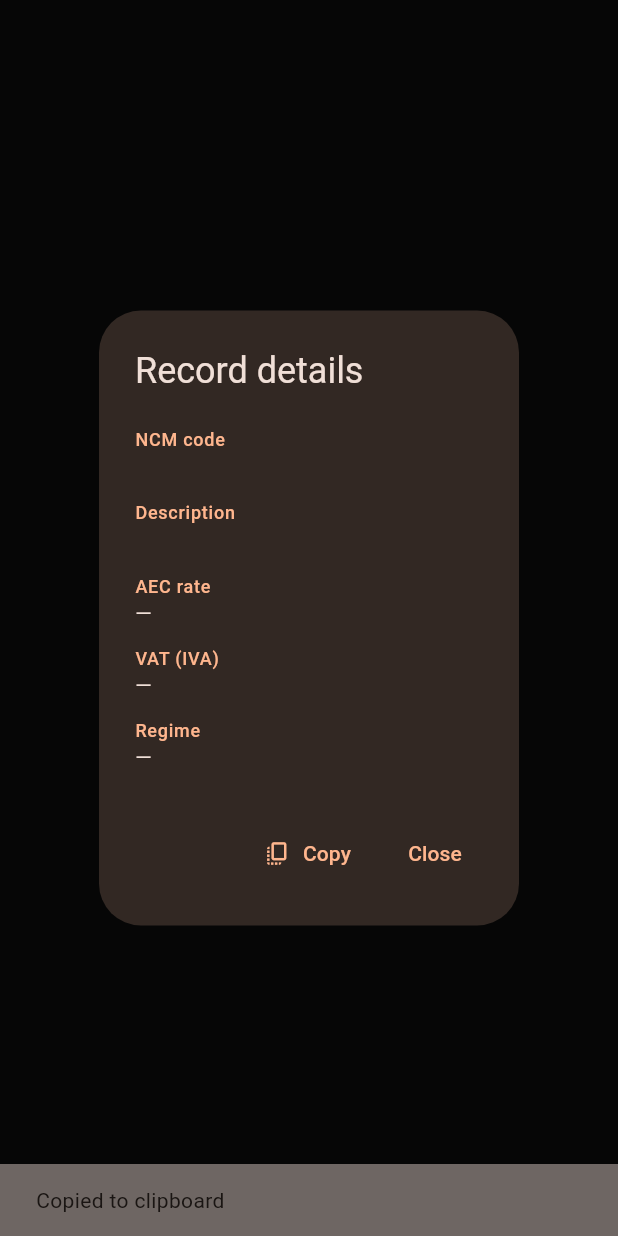
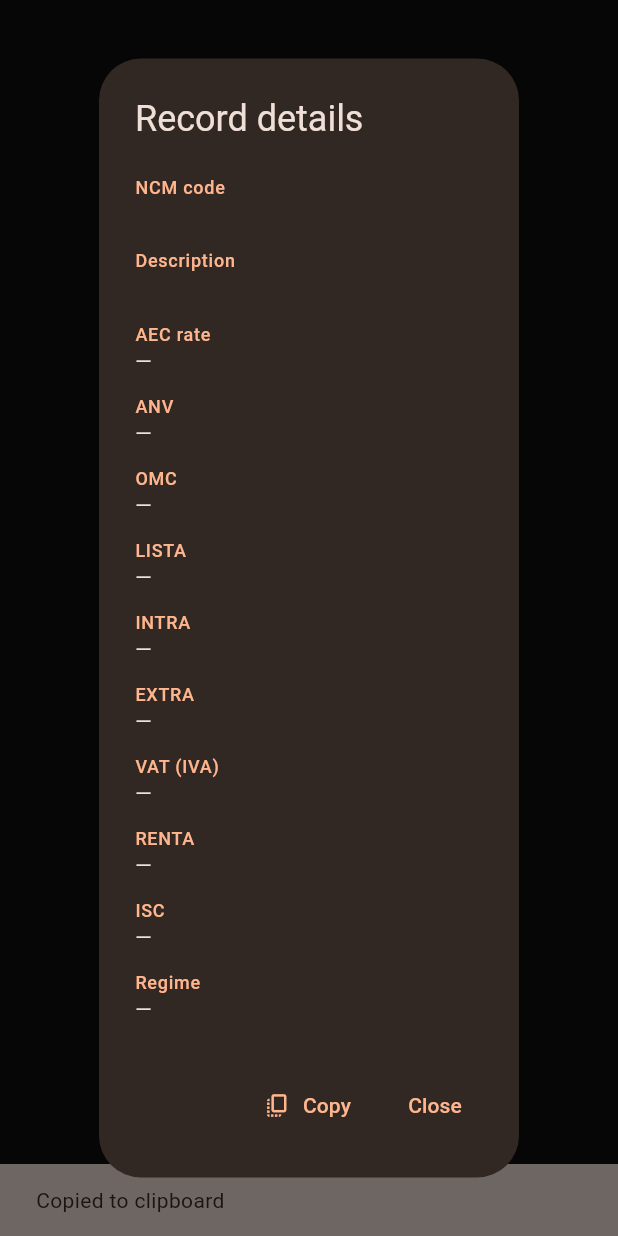
Before and after one commit to fabrizio-fatecha/duties, a Flutter app: what showRecordDetailDialog() shows on an empty page, opened directly with empty values, after a tap on "Copy", on a phone screen of 412 x 824 dp. Run offline on Flutter 3.47's test engine with Material 3 defaults, Android fonts, the phone set to English and light mode, and no system bars; our stand-ins replace csv, flutter_native_splash, image_picker; missing offline and left inert: google_mlkit_image_labeling, google_mlkit_translation; statements that could not run were skipped.

Commit message:
Show all CSV columns in the record detail popup
Previously only NCM, description, AEC, IVA and the regime note were
exposed. The detail dialog now includes every column from the source
CSV (ANV, OMC, LISTA, INTRA, EXTRA, RENTA, ISC), matching the original
"show all info" spec for that popup.

Co-Authored-By: Claude Sonnet 5 <noreply@anthropic.com>

```diff
--- a/lib/localization/app_strings.dart
+++ b/lib/localization/app_strings.dart
@@ -9,7 +9,14 @@ class AppStrings {
     required this.noResults,
     required this.filters,
     required this.aecRate,
+    required this.anvLabel,
+    required this.omcLabel,
+    required this.listaLabel,
+    required this.intraLabel,
+    required this.extraLabel,
     required this.vatIva,
+    required this.rentaLabel,
+    required this.iscLabel,
     required this.regime,
     required this.allOption,
     required this.clearAll,
@@ -37,7 +44,14 @@ class AppStrings {
   final String noResults;
   final String filters;
   final String aecRate;
+  final String anvLabel;
+  final String omcLabel;
+  final String listaLabel;
+  final String intraLabel;
+  final String extraLabel;
   final String vatIva;
+  final String rentaLabel;
+  final String iscLabel;
   final String regime;
   final String allOption;
   final String clearAll;
@@ -71,7 +85,14 @@ class AppStrings {
     noResults: 'No results found',
     filters: 'Filters',
     aecRate: 'AEC rate',
+    anvLabel: 'ANV',
+    omcLabel: 'OMC',
+    listaLabel: 'LISTA',
+    intraLabel: 'INTRA',
+    extraLabel: 'EXTRA',
     vatIva: 'VAT (IVA)',
+    rentaLabel: 'RENTA',
+    iscLabel: 'ISC',
     regime: 'Regime',
     allOption: 'All',
     clearAll: 'Clear all',
@@ -100,7 +121,14 @@ class AppStrings {
     noResults: 'No se encontraron resultados',
     filters: 'Filtros',
     aecRate: 'Tasa AEC',
+    anvLabel: 'ANV',
+    omcLabel: 'OMC',
+    listaLabel: 'LISTA',
+    intraLabel: 'INTRA',
+    extraLabel: 'EXTRA',
     vatIva: 'IVA',
+    rentaLabel: 'RENTA',
+    iscLabel: 'ISC',
     regime: 'Régimen',
     allOption: 'Todos',
     clearAll: 'Limpiar todo',
--- a/lib/models/tariff_record.dart
+++ b/lib/models/tariff_record.dart
@@ -2,12 +2,21 @@
 ///
 /// Columns beyond [ncm]/[description] are read positionally because the
 /// source file's header only names 11 of the 13 columns actually present.
+/// Header order: NCM;DESCRIPCION;AEC;ANV;OMC;LISTA;INTRA;EXTRA;IVA;RENTA;ISC
+/// (plus an unnamed trailing "regime note" column at index 11).
 class TariffRecord {
   final int id;
   final String ncm;
   final String description;
   final String aec;
+  final String anv;
+  final String omc;
+  final String lista;
+  final String intra;
+  final String extra;
   final String iva;
+  final String renta;
+  final String isc;
   final String regimen;
   final String descriptionLower;
 
@@ -16,7 +25,14 @@ class TariffRecord {
     required this.ncm,
     required this.description,
     required this.aec,
+    required this.anv,
+    required this.omc,
+    required this.lista,
+    required this.intra,
+    required this.extra,
     required this.iva,
+    required this.renta,
+    required this.isc,
     required this.regimen,
   }) : descriptionLower = description.toLowerCase();
 
@@ -28,7 +44,14 @@ class TariffRecord {
       ncm: field(0),
       description: field(1),
       aec: field(2),
+      anv: field(3),
+      omc: field(4),
+      lista: field(5),
+      intra: field(6),
+      extra: field(7),
       iva: field(8),
+      renta: field(9),
+      isc: field(10),
       regimen: field(11),
     );
   }
--- a/lib/widgets/record_detail_dialog.dart
+++ b/lib/widgets/record_detail_dialog.dart
@@ -8,6 +8,7 @@ import '../providers/locale_provider.dart';
 
 void showRecordDetailDialog(BuildContext context, TariffRecord record) {
   final strings = context.read<LocaleProvider>().strings;
+  final fields = _fields(record, strings);
 
   showDialog<void>(
     context: context,
@@ -18,17 +19,13 @@ void showRecordDetailDialog(BuildContext context, TariffRecord record) {
           mainAxisSize: MainAxisSize.min,
           crossAxisAlignment: CrossAxisAlignment.start,
           children: [
-            _DetailRow(label: strings.ncmLabel, value: record.ncm),
-            _DetailRow(label: strings.descriptionLabel, value: record.description),
-            _DetailRow(label: strings.aecRate, value: _orEmpty(record.aec, strings)),
-            _DetailRow(label: strings.vatIva, value: _orEmpty(record.iva, strings)),
-            _DetailRow(label: strings.regime, value: _orEmpty(record.regimen, strings)),
+            for (final field in fields) _DetailRow(label: field.key, value: field.value),
           ],
         ),
       ),
       actions: [
         TextButton.icon(
-          onPressed: () => _copyRecord(context, record, strings),
+          onPressed: () => _copyRecord(context, fields, strings),
           icon: const Icon(Icons.copy_all_outlined),
           label: Text(strings.copy),
         ),
@@ -41,16 +38,26 @@ void showRecordDetailDialog(BuildContext context, TariffRecord record) {
   );
 }
 
+/// Every column from the CSV, in source order, label -> value.
+List<MapEntry<String, String>> _fields(TariffRecord record, AppStrings strings) => [
+      MapEntry(strings.ncmLabel, record.ncm),
+      MapEntry(strings.descriptionLabel, record.description),
+      MapEntry(strings.aecRate, _orEmpty(record.aec, strings)),
+      MapEntry(strings.anvLabel, _orEmpty(record.anv, strings)),
+      MapEntry(strings.omcLabel, _orEmpty(record.omc, strings)),
+      MapEntry(strings.listaLabel, _orEmpty(record.lista, strings)),
+      MapEntry(strings.intraLabel, _orEmpty(record.intra, strings)),
+      MapEntry(strings.extraLabel, _orEmpty(record.extra, strings)),
+      MapEntry(strings.vatIva, _orEmpty(record.iva, strings)),
+      MapEntry(strings.rentaLabel, _orEmpty(record.renta, strings)),
+      MapEntry(strings.iscLabel, _orEmpty(record.isc, strings)),
+      MapEntry(strings.regime, _orEmpty(record.regimen, strings)),
+    ];
+
 String _orEmpty(String value, AppStrings strings) => value.isEmpty ? strings.emptyValue : value;
 
-void _copyRecord(BuildContext context, TariffRecord record, AppStrings strings) {
-  final text = [
-    '${strings.ncmLabel}: ${record.ncm}',
-    '${strings.descriptionLabel}: ${record.description}',
-    '${strings.aecRate}: ${_orEmpty(record.aec, strings)}',
-    '${strings.vatIva}: ${_orEmpty(record.iva, strings)}',
-    '${strings.regime}: ${_orEmpty(record.regimen, strings)}',
-  ].join('\n');
+void _copyRecord(BuildContext context, List<MapEntry<String, String>> fields, AppStrings strings) {
+  final text = fields.map((field) => '${field.key}: ${field.value}').join('\n');
 
   Clipboard.setData(ClipboardData(text: text));
   ScaffoldMessenger.of(context).showSnackBar(SnackBar(content: Text(strings.copied)));
--- a/pubspec.yaml
+++ b/pubspec.yaml
@@ -1,7 +1,7 @@
 name: duties
 description: Offline search/filter app over a bundled CSV tariff dataset.
 publish_to: 'none'
-version: 1.2.0+3
+version: 1.4.0+4
 
 environment:
   sdk: '>=3.3.0 <4.0.0'
```
